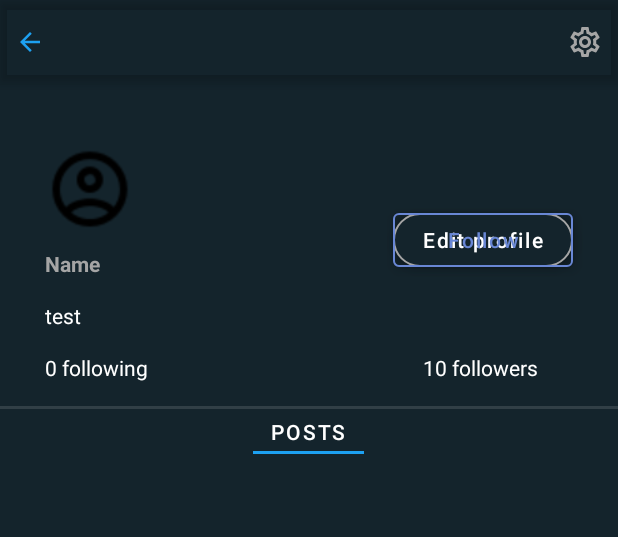
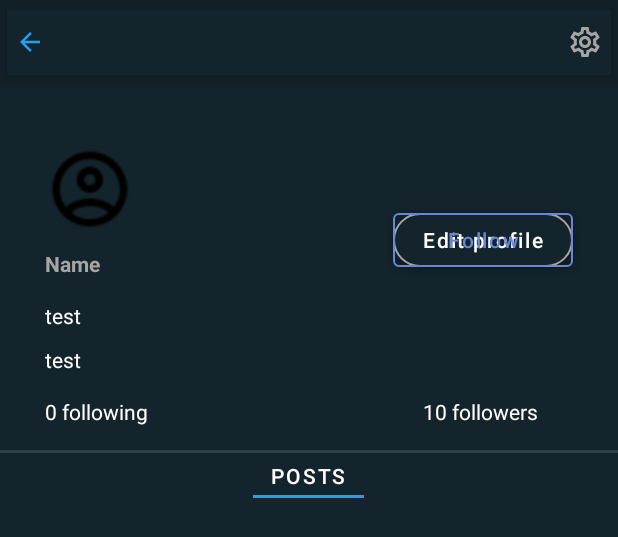
Before and after one commit to robercoding/Blog-App, an Android app: the layout fragment_profile_detail.xml on its own in the app's theme, with its tools: preview values and no code run, on a phone screen of 412 x 824 dp. Shown: the top 537 px of the screen. Run offline under Robolectric (Android 15) with nearby library versions, the phone set to English and light mode, and no system bars.

Commit message:
Added location textview on profile detail with resized icon

```diff
--- a/app/src/main/res/layout/fragment_profile_detail.xml
+++ b/app/src/main/res/layout/fragment_profile_detail.xml
@@ -173,13 +173,26 @@
             android:text="test"
             app:layout_constraintTop_toBottomOf="@id/uid_name" />
 
+        <com.google.android.material.textview.MaterialTextView
+            android:id="@+id/profile_detail_location"
+            android:layout_width="match_parent"
+            android:layout_height="wrap_content"
+            android:layout_marginStart="30dp"
+            android:layout_marginEnd="20dp"
+            android:layout_marginTop="5dp"
+            android:maxHeight="60dp"
+            android:textColor="@color/white"
+            android:text="test"
+            app:layout_constraintTop_toBottomOf="@id/uid_biography"/>
+
+
         <Space
             android:id="@+id/space"
             android:layout_width="match_parent"
             android:layout_height="match_parent"
             app:layout_constraintEnd_toEndOf="parent"
             app:layout_constraintStart_toStartOf="parent"
-            app:layout_constraintTop_toBottomOf="@id/uid_biography"/>
+            app:layout_constraintTop_toBottomOf="@id/profile_detail_location"/>
 
         <com.google.android.material.textview.MaterialTextView
             android:id="@+id/profile_detail_user_following"
--- a/app/src/main/res/xml/fragment_profile_motion.xml
+++ b/app/src/main/res/xml/fragment_profile_motion.xml
@@ -109,12 +109,21 @@
             app:layout_constraintTop_toBottomOf="@id/uid_name" />
 
         <Constraint
+            android:id="@+id/profile_detail_location"
+            android:layout_width="match_parent"
+            android:layout_height="wrap_content"
+            android:layout_marginStart="30dp"
+            android:layout_marginEnd="20dp"
+            android:layout_marginTop="10dp"
+            app:layout_constraintTop_toBottomOf="@id/uid_biography" />
+
+        <Constraint
             android:id="@+id/space"
             android:layout_width="wrap_content"
             android:layout_height="wrap_content"
             app:layout_constraintEnd_toEndOf="parent"
             app:layout_constraintStart_toStartOf="parent"
-            app:layout_constraintTop_toBottomOf="@id/uid_biography" />
+            app:layout_constraintTop_toBottomOf="@id/profile_detail_location" />
 
         <Constraint
             android:id="@+id/profile_detail_user_following"
@@ -250,12 +259,22 @@
             app:layout_constraintTop_toTopOf="parent" />
 
         <Constraint
+            android:id="@+id/profile_detail_location"
+            android:layout_width="match_parent"
+            android:layout_height="wrap_content"
+            android:layout_marginStart="30dp"
+            android:layout_marginTop="10dp"
+            android:layout_marginEnd="20dp"
+            android:visibility="gone"
+            app:layout_constraintTop_toBottomOf="@id/uid_biography" />
+
+        <Constraint
             android:id="@+id/space"
             android:layout_width="wrap_content"
             android:layout_height="wrap_content"
             app:layout_constraintEnd_toEndOf="parent"
             app:layout_constraintStart_toStartOf="parent"
-            app:layout_constraintTop_toBottomOf="@id/uid_biography" />
+            app:layout_constraintTop_toBottomOf="@id/profile_detail_location" />
 
         <Constraint
             android:id="@+id/profile_detail_user_following"
```
Also changed, not shown: app/src/main/java/com/rober/blogapp/ui/main/profile/profiledetail/ProfileDetailFragment.kt (+19 -0 lines), app/src/main/res/drawable/ic_location.xml (added, +12 -0 lines).
